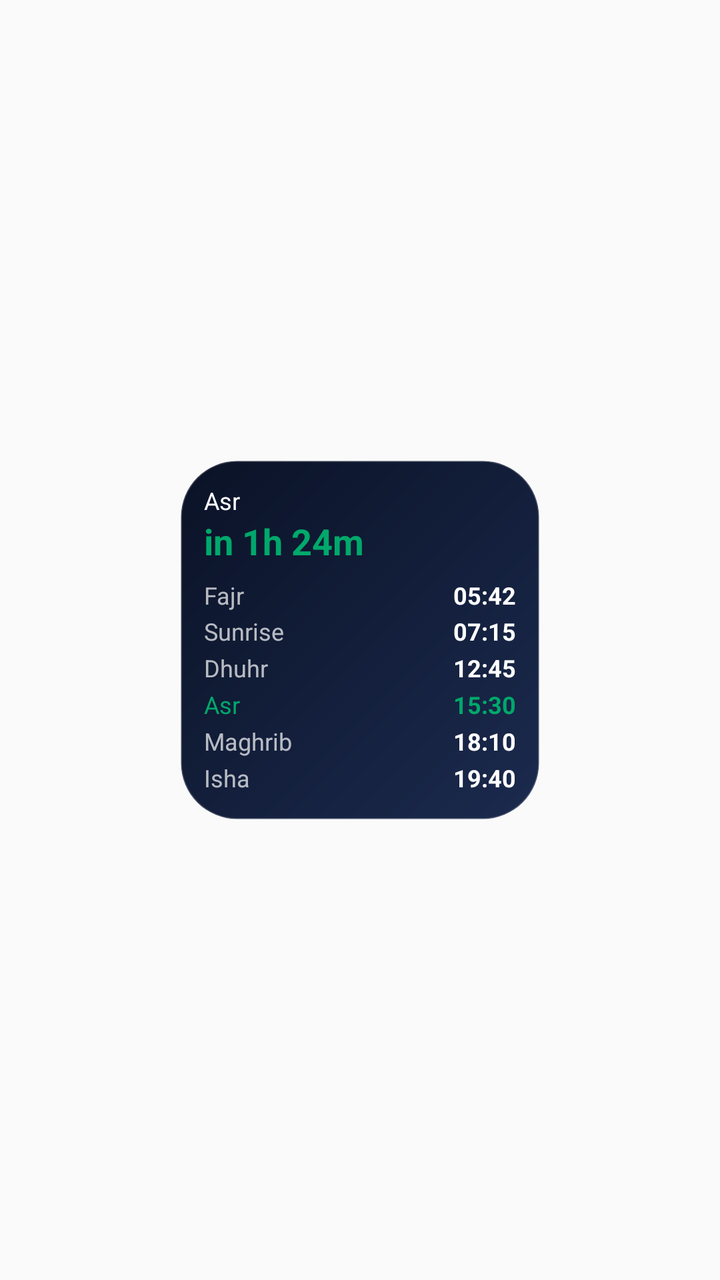
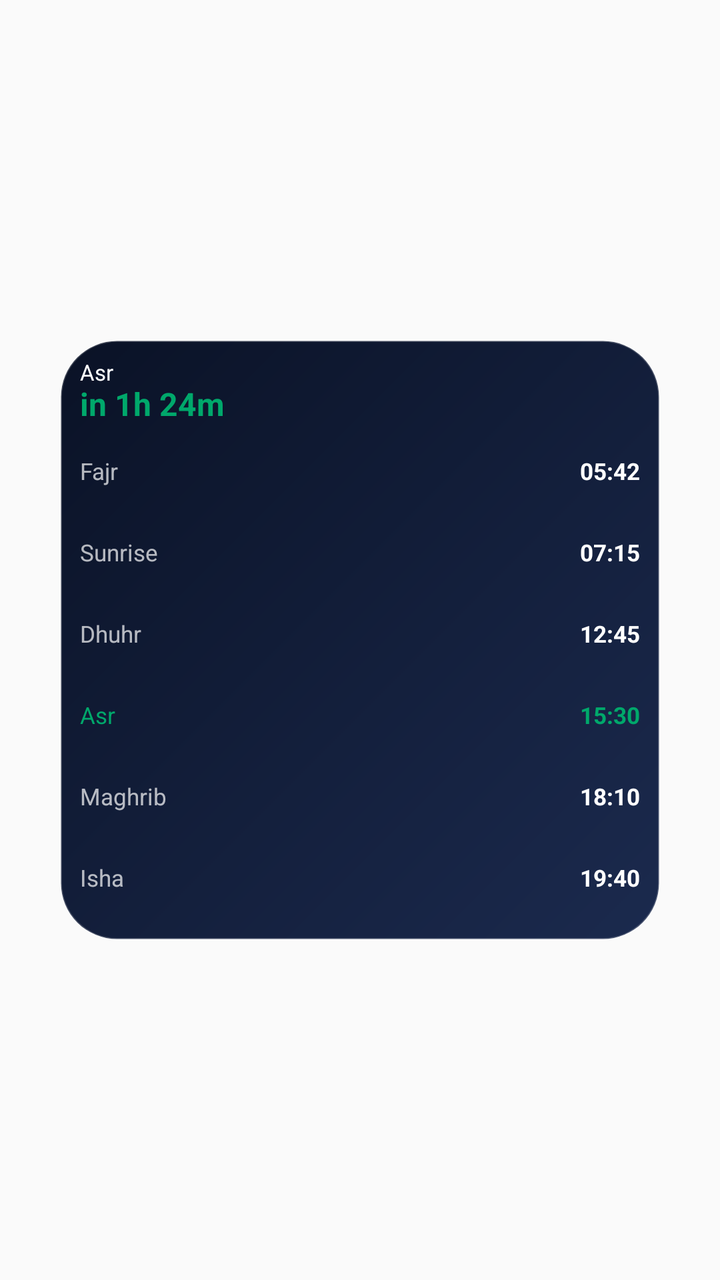

The first picture is an Android layout as it rendered before a commit; the second is the same layout after the commit. The layout source and the unified diff follow.
<!-- AndroidManifest.xml: application theme Theme.PrayerTimes -->
<!-- res/layout/widget_opt_list_preview.xml -->
<?xml version="1.0" encoding="utf-8"?>
<FrameLayout xmlns:android="http://schemas.android.com/apk/res/android"
    android:layout_width="match_parent"
    android:layout_height="match_parent"
    android:background="@android:color/transparent">

    <FrameLayout
        android:layout_width="180dp"
        android:layout_height="180dp"
        android:layout_gravity="center"
        android:background="@drawable/widget_preview_bg">

        <LinearLayout
            android:layout_width="match_parent"
            android:layout_height="match_parent"
            android:orientation="vertical"
            android:padding="12dp">

            <TextView
                android:layout_width="match_parent"
                android:layout_height="wrap_content"
                android:singleLine="true"
                android:ellipsize="end"
                android:textColor="#FFFFFF"
                android:textSize="12sp"
                android:text="@string/prayer_asr" />

            <TextView
                android:layout_width="match_parent"
                android:layout_height="wrap_content"
                android:singleLine="true"
                android:ellipsize="end"
                android:textColor="#00A86B"
                android:textSize="18sp"
                android:textStyle="bold"
                android:text="@string/widget_preview_countdown" />

            <LinearLayout
                android:layout_width="match_parent"
                android:layout_height="0dp"
                android:layout_weight="1"
                android:layout_marginTop="6dp"
                android:orientation="vertical">

                <LinearLayout
                    android:layout_width="match_parent"
                    android:layout_height="0dp"
                    android:layout_weight="1"
                    android:orientation="horizontal"
                    android:gravity="center_vertical">
                    <TextView
                        android:layout_width="0dp"
                        android:layout_height="wrap_content"
                        android:layout_weight="1"
                        android:singleLine="true"
                        android:textColor="#B3FFFFFF"
                        android:textSize="12sp"
                        android:text="@string/prayer_fajr" />
                    <TextView
                        android:layout_width="wrap_content"
                        android:layout_height="wrap_content"
                        android:singleLine="true"
                        android:textColor="#FFFFFF"
                        android:textSize="12sp"
                        android:textStyle="bold"
                        android:text="05:42" />
                </LinearLayout>

                <LinearLayout
                    android:layout_width="match_parent"
                    android:layout_height="0dp"
                    android:layout_weight="1"
                    android:orientation="horizontal"
                    android:gravity="center_vertical">
                    <TextView
                        android:layout_width="0dp"
                        android:layout_height="wrap_content"
                        android:layout_weight="1"
                        android:singleLine="true"
                        android:textColor="#B3FFFFFF"
                        android:textSize="12sp"
                        android:text="@string/prayer_sunrise" />
                    <TextView
                        android:layout_width="wrap_content"
                        android:layout_height="wrap_content"
                        android:singleLine="true"
                        android:textColor="#FFFFFF"
                        android:textSize="12sp"
                        android:textStyle="bold"
                        android:text="07:15" />
                </LinearLayout>

                <LinearLayout
                    android:layout_width="match_parent"
                    android:layout_height="0dp"
                    android:layout_weight="1"
                    android:orientation="horizontal"
                    android:gravity="center_vertical">
                    <TextView
                        android:layout_width="0dp"
                        android:layout_height="wrap_content"
                        android:layout_weight="1"
                        android:singleLine="true"
                        android:textColor="#B3FFFFFF"
                        android:textSize="12sp"
                        android:text="@string/prayer_dhuhr" />
                    <TextView
                        android:layout_width="wrap_content"
                        android:layout_height="wrap_content"
                        android:singleLine="true"
                        android:textColor="#FFFFFF"
                        android:textSize="12sp"
                        android:textStyle="bold"
                        android:text="12:45" />
                </LinearLayout>

                <LinearLayout
                    android:layout_width="match_parent"
                    android:layout_height="0dp"
                    android:layout_weight="1"
                    android:orientation="horizontal"
                    android:gravity="center_vertical">
                    <TextView
                        android:layout_width="0dp"
                        android:layout_height="wrap_content"
                        android:layout_weight="1"
                        android:singleLine="true"
                        android:textColor="#00A86B"
                        android:textSize="12sp"
                        android:text="@string/prayer_asr" />
                    <TextView
                        android:layout_width="wrap_content"
                        android:layout_height="wrap_content"
                        android:singleLine="true"
                        android:textColor="#00A86B"
                        android:textSize="12sp"
                        android:textStyle="bold"
                        android:text="15:30" />
                </LinearLayout>

                <LinearLayout
                    android:layout_width="match_parent"
                    android:layout_height="0dp"
                    android:layout_weight="1"
                    android:orientation="horizontal"
                    android:gravity="center_vertical">
                    <TextView
                        android:layout_width="0dp"
                        android:layout_height="wrap_content"
                        android:layout_weight="1"
                        android:singleLine="true"
                        android:textColor="#B3FFFFFF"
                        android:textSize="12sp"
                        android:text="@string/prayer_maghrib" />
                    <TextView
                        android:layout_width="wrap_content"
                        android:layout_height="wrap_content"
                        android:singleLine="true"
                        android:textColor="#FFFFFF"
                        android:textSize="12sp"
                        android:textStyle="bold"
                        android:text="18:10" />
                </LinearLayout>

                <LinearLayout
                    android:layout_width="match_parent"
                    android:layout_height="0dp"
                    android:layout_weight="1"
                    android:orientation="horizontal"
                    android:gravity="center_vertical">
                    <TextView
                        android:layout_width="0dp"
                        android:layout_height="wrap_content"
                        android:layout_weight="1"
                        android:singleLine="true"
                        android:textColor="#B3FFFFFF"
                        android:textSize="12sp"
                        android:text="@string/prayer_isha" />
                    <TextView
                        android:layout_width="wrap_content"
                        android:layout_height="wrap_content"
                        android:singleLine="true"
                        android:textColor="#FFFFFF"
                        android:textSize="12sp"
                        android:textStyle="bold"
                        android:text="19:40" />
                </LinearLayout>
            </LinearLayout>
        </LinearLayout>
    </FrameLayout>
</FrameLayout>
<!-- resources referenced by this layout -->
<resources>
  <!-- drawable widget_preview_bg (drawable) -->
  <?xml version="1.0" encoding="utf-8"?>
  <shape xmlns:android="http://schemas.android.com/apk/res/android"
      android:shape="rectangle">
      <gradient
          android:angle="135"
          android:startColor="#FF1B2A4E"
          android:endColor="#FF0A1226"
          android:type="linear" />
      <corners android:radius="28dp" />
      <stroke
          android:width="1dp"
          android:color="#33FFFFFF" />
  </shape>
  <string name="prayer_asr">Asr</string>
  <string name="prayer_dhuhr">Dhuhr</string>
  <string name="prayer_fajr">Fajr</string>
  <string name="prayer_isha">Isha</string>
  <string name="prayer_maghrib">Maghrib</string>
  <string name="prayer_sunrise">Sunrise</string>
  <string name="widget_preview_countdown">in 1h 24m</string>
  <style name="Theme.PrayerTimes" parent="android:Theme.Material.Light.NoActionBar" />
</resources>

<!-- the commit's change to res/layout/widget_opt_list_preview.xml (unified diff, before → after) -->
@@ -1,191 +1,211 @@
 <?xml version="1.0" encoding="utf-8"?>
-<FrameLayout xmlns:android="http://schemas.android.com/apk/res/android"
+<RelativeLayout xmlns:android="http://schemas.android.com/apk/res/android"
     android:layout_width="match_parent"
     android:layout_height="match_parent"
     android:background="@android:color/transparent">
 
-    <FrameLayout
-        android:layout_width="180dp"
-        android:layout_height="180dp"
-        android:layout_gravity="center"
-        android:background="@drawable/widget_preview_bg">
+    <ImageView
+        android:id="@+id/opt_bg"
+        android:layout_width="wrap_content"
+        android:layout_height="wrap_content"
+        android:layout_centerInParent="true"
+        android:adjustViewBounds="true"
+        android:scaleType="fitXY"
+        android:src="@drawable/widget_opt_square_bg" />
+
+    <LinearLayout
+        android:layout_width="0dp"
+        android:layout_height="0dp"
+        android:layout_alignLeft="@id/opt_bg"
+        android:layout_alignTop="@id/opt_bg"
+        android:layout_alignRight="@id/opt_bg"
+        android:layout_alignBottom="@id/opt_bg"
+        android:orientation="vertical"
+        android:padding="10dp">
+
+        <TextView
+            android:layout_width="match_parent"
+            android:layout_height="wrap_content"
+            android:ellipsize="end"
+            android:includeFontPadding="false"
+            android:singleLine="true"
+            android:textColor="#FFFFFF"
+            android:textSize="11sp"
+            android:text="@string/prayer_asr" />
+
+        <TextView
+            android:layout_width="match_parent"
+            android:layout_height="wrap_content"
+            android:ellipsize="end"
+            android:includeFontPadding="false"
+            android:singleLine="true"
+            android:textColor="#00A86B"
+            android:textSize="16sp"
+            android:textStyle="bold"
+            android:text="@string/widget_preview_countdown" />
 
         <LinearLayout
             android:layout_width="match_parent"
-            android:layout_height="match_parent"
-            android:orientation="vertical"
-            android:padding="12dp">
-
-            <TextView
-                android:layout_width="match_parent"
-                android:layout_height="wrap_content"
-                android:singleLine="true"
-                android:ellipsize="end"
-                android:textColor="#FFFFFF"
-                android:textSize="12sp"
-                android:text="@string/prayer_asr" />
-
-            <TextView
-                android:layout_width="match_parent"
-                android:layout_height="wrap_content"
-                android:singleLine="true"
-                android:ellipsize="end"
-                android:textColor="#00A86B"
-                android:textSize="18sp"
-                android:textStyle="bold"
-                android:text="@string/widget_preview_countdown" />
-
-            <LinearLayout
-                android:layout_width="match_parent"
-                android:layout_height="0dp"
-                android:layout_weight="1"
-                android:layout_marginTop="6dp"
-                android:orientation="vertical">
-
-                <LinearLayout
-                    android:layout_width="match_parent"
-                    android:layout_height="0dp"
-                    android:layout_weight="1"
-                    android:orientation="horizontal"
-                    android:gravity="center_vertical">
-                    <TextView
-                        android:layout_width="0dp"
-                        android:layout_height="wrap_content"
-                        android:layout_weight="1"
-                        android:singleLine="true"
-                        android:textColor="#B3FFFFFF"
-                        android:textSize="12sp"
-                        android:text="@string/prayer_fajr" />
-                    <TextView
-                        android:layout_width="wrap_content"
-                        android:layout_height="wrap_content"
-                        android:singleLine="true"
-                        android:textColor="#FFFFFF"
-                        android:textSize="12sp"
-                        android:textStyle="bold"
-                        android:text="05:42" />
-                </LinearLayout>
-
-                <LinearLayout
-                    android:layout_width="match_parent"
-                    android:layout_height="0dp"
-                    android:layout_weight="1"
-                    android:orientation="horizontal"
-                    android:gravity="center_vertical">
-                    <TextView
-                        android:layout_width="0dp"
-                        android:layout_height="wrap_content"
-                        android:layout_weight="1"
-                        android:singleLine="true"
-                        android:textColor="#B3FFFFFF"
-                        android:textSize="12sp"
-                        android:text="@string/prayer_sunrise" />
-                    <TextView
-                        android:layout_width="wrap_content"
-                        android:layout_height="wrap_content"
-                        android:singleLine="true"
-                        android:textColor="#FFFFFF"
-                        android:textSize="12sp"
-                        android:textStyle="bold"
-                        android:text="07:15" />
-                </LinearLayout>
-
-                <LinearLayout
-                    android:layout_width="match_parent"
-                    android:layout_height="0dp"
-                    android:layout_weight="1"
-                    android:orientation="horizontal"
-                    android:gravity="center_vertical">
-                    <TextView
-                        android:layout_width="0dp"
-                        android:layout_height="wrap_content"
-                        android:layout_weight="1"
-                        android:singleLine="true"
-                        android:textColor="#B3FFFFFF"
-                        android:textSize="12sp"
-                        android:text="@string/prayer_dhuhr" />
-                    <TextView
-                        android:layout_width="wrap_content"
-                        android:layout_height="wrap_content"
-                        android:singleLine="true"
-                        android:textColor="#FFFFFF"
-                        android:textSize="12sp"
-                        android:textStyle="bold"
-                        android:text="12:45" />
-                </LinearLayout>
-
-                <LinearLayout
-                    android:layout_width="match_parent"
-                    android:layout_height="0dp"
-                    android:layout_weight="1"
-                    android:orientation="horizontal"
-                    android:gravity="center_vertical">
-                    <TextView
-                        android:layout_width="0dp"
-                        android:layout_height="wrap_content"
-                        android:layout_weight="1"
-                        android:singleLine="true"
-                        android:textColor="#00A86B"
-                        android:textSize="12sp"
-                        android:text="@string/prayer_asr" />
-                    <TextView
-                        android:layout_width="wrap_content"
-                        android:layout_height="wrap_content"
-                        android:singleLine="true"
-                        android:textColor="#00A86B"
-                        android:textSize="12sp"
-                        android:textStyle="bold"
-                        android:text="15:30" />
-                </LinearLayout>
-
-                <LinearLayout
-                    android:layout_width="match_parent"
-                    android:layout_height="0dp"
-                    android:layout_weight="1"
-                    android:orientation="horizontal"
-                    android:gravity="center_vertical">
-                    <TextView
-                        android:layout_width="0dp"
-                        android:layout_height="wrap_content"
-                        android:layout_weight="1"
-                        android:singleLine="true"
-                        android:textColor="#B3FFFFFF"
-                        android:textSize="12sp"
-                        android:text="@string/prayer_maghrib" />
-                    <TextView
-                        android:layout_width="wrap_content"
-                        android:layout_height="wrap_content"
-                        android:singleLine="true"
-                        android:textColor="#FFFFFF"
-                        android:textSize="12sp"
-                        android:textStyle="bold"
-                        android:text="18:10" />
-                </LinearLayout>
-
-                <LinearLayout
-                    android:layout_width="match_parent"
-                    android:layout_height="0dp"
-                    android:layout_weight="1"
-                    android:orientation="horizontal"
-                    android:gravity="center_vertical">
-                    <TextView
-                        android:layout_width="0dp"
-                        android:layout_height="wrap_content"
-                        android:layout_weight="1"
-                        android:singleLine="true"
-                        android:textColor="#B3FFFFFF"
-                        android:textSize="12sp"
-                        android:text="@string/prayer_isha" />
-                    <TextView
-                        android:layout_width="wrap_content"
-                        android:layout_height="wrap_content"
-                        android:singleLine="true"
-                        android:textColor="#FFFFFF"
-                        android:textSize="12sp"
-                        android:textStyle="bold"
-                        android:text="19:40" />
-                </LinearLayout>
+            android:layout_height="0dp"
+            android:layout_weight="1"
+            android:layout_marginTop="4dp"
+            android:orientation="vertical">
+
+            <LinearLayout
+                android:layout_width="match_parent"
+                android:layout_height="0dp"
+                android:layout_weight="1"
+                android:orientation="horizontal"
+                android:gravity="center_vertical">
+                <TextView
+                    android:layout_width="0dp"
+                    android:layout_height="wrap_content"
+                    android:layout_weight="1"
+                    android:includeFontPadding="false"
+                    android:singleLine="true"
+                    android:textColor="#B3FFFFFF"
+                    android:textSize="11.5sp"
+                    android:text="@string/prayer_fajr" />
+                <TextView
+                    android:layout_width="wrap_content"
+                    android:layout_height="wrap_content"
+                    android:includeFontPadding="false"
+                    android:singleLine="true"
+                    android:textColor="#FFFFFF"
+                    android:textSize="11.5sp"
+                    android:textStyle="bold"
+                    android:text="05:42" />
+            </LinearLayout>
+
+            <LinearLayout
+                android:layout_width="match_parent"
+                android:layout_height="0dp"
+                android:layout_weight="1"
+                android:orientation="horizontal"
+                android:gravity="center_vertical">
+                <TextView
+                    android:layout_width="0dp"
+                    android:layout_height="wrap_content"
+                    android:layout_weight="1"
+                    android:includeFontPadding="false"
+                    android:singleLine="true"
+                    android:textColor="#B3FFFFFF"
+                    android:textSize="11.5sp"
+                    android:text="@string/prayer_sunrise" />
+                <TextView
+                    android:layout_width="wrap_content"
+                    android:layout_height="wrap_content"
+                    android:includeFontPadding="false"
+                    android:singleLine="true"
+                    android:textColor="#FFFFFF"
+                    android:textSize="11.5sp"
+                    android:textStyle="bold"
+                    android:text="07:15" />
+            </LinearLayout>
+
+            <LinearLayout
+                android:layout_width="match_parent"
+                android:layout_height="0dp"
+                android:layout_weight="1"
+                android:orientation="horizontal"
+                android:gravity="center_vertical">
+                <TextView
+                    android:layout_width="0dp"
+                    android:layout_height="wrap_content"
+                    android:layout_weight="1"
+                    android:includeFontPadding="false"
+                    android:singleLine="true"
+                    android:textColor="#B3FFFFFF"
+                    android:textSize="11.5sp"
+                    android:text="@string/prayer_dhuhr" />
+                <TextView
+                    android:layout_width="wrap_content"
+                    android:layout_height="wrap_content"
+                    android:includeFontPadding="false"
+                    android:singleLine="true"
+                    android:textColor="#FFFFFF"
+                    android:textSize="11.5sp"
+                    android:textStyle="bold"
+                    android:text="12:45" />
+            </LinearLayout>
+
+            <LinearLayout
+                android:layout_width="match_parent"
+                android:layout_height="0dp"
+                android:layout_weight="1"
+                android:orientation="horizontal"
+                android:gravity="center_vertical">
+                <TextView
+                    android:layout_width="0dp"
+                    android:layout_height="wrap_content"
+                    android:layout_weight="1"
+                    android:includeFontPadding="false"
+                    android:singleLine="true"
+                    android:textColor="#00A86B"
+                    android:textSize="11.5sp"
+                    android:text="@string/prayer_asr" />
+                <TextView
+                    android:layout_width="wrap_content"
+                    android:layout_height="wrap_content"
+                    android:includeFontPadding="false"
+                    android:singleLine="true"
+                    android:textColor="#00A86B"
+                    android:textSize="11.5sp"
+                    android:textStyle="bold"
+                    android:text="15:30" />
+            </LinearLayout>
+
+            <LinearLayout
+                android:layout_width="match_parent"
+                android:layout_height="0dp"
+                android:layout_weight="1"
+                android:orientation="horizontal"
+                android:gravity="center_vertical">
+                <TextView
+                    android:layout_width="0dp"
+                    android:layout_height="wrap_content"
+                    android:layout_weight="1"
+                    android:includeFontPadding="false"
+                    android:singleLine="true"
+                    android:textColor="#B3FFFFFF"
+                    android:textSize="11.5sp"
+                    android:text="@string/prayer_maghrib" />
+                <TextView
+                    android:layout_width="wrap_content"
+                    android:layout_height="wrap_content"
+                    android:includeFontPadding="false"
+                    android:singleLine="true"
+                    android:textColor="#FFFFFF"
+                    android:textSize="11.5sp"
+                    android:textStyle="bold"
+                    android:text="18:10" />
+            </LinearLayout>
+
+            <LinearLayout
+                android:layout_width="match_parent"
+                android:layout_height="0dp"
+                android:layout_weight="1"
+                android:orientation="horizontal"
+                android:gravity="center_vertical">
+                <TextView
+                    android:layout_width="0dp"
+                    android:layout_height="wrap_content"
+                    android:layout_weight="1"
+                    android:includeFontPadding="false"
+                    android:singleLine="true"
+                    android:textColor="#B3FFFFFF"
+                    android:textSize="11.5sp"
+                    android:text="@string/prayer_isha" />
+                <TextView
+                    android:layout_width="wrap_content"
+                    android:layout_height="wrap_content"
+                    android:includeFontPadding="false"
+                    android:singleLine="true"
+                    android:textColor="#FFFFFF"
+                    android:textSize="11.5sp"
+                    android:textStyle="bold"
+                    android:text="19:40" />
             </LinearLayout>
         </LinearLayout>
-    </FrameLayout>
-</FrameLayout>
+    </LinearLayout>
+</RelativeLayout>
<!-- resource entries referenced after the edit -->
@@ -1,9 +1,12 @@
 <!-- resources referenced by this layout -->
 <resources>
-  <!-- drawable widget_preview_bg (drawable) -->
+  <!-- drawable widget_opt_square_bg (drawable) -->
   <?xml version="1.0" encoding="utf-8"?>
   <shape xmlns:android="http://schemas.android.com/apk/res/android"
       android:shape="rectangle">
+      <size
+          android:width="300dp"
+          android:height="300dp" />
       <gradient
           android:angle="135"
           android:startColor="#FF1B2A4E"
